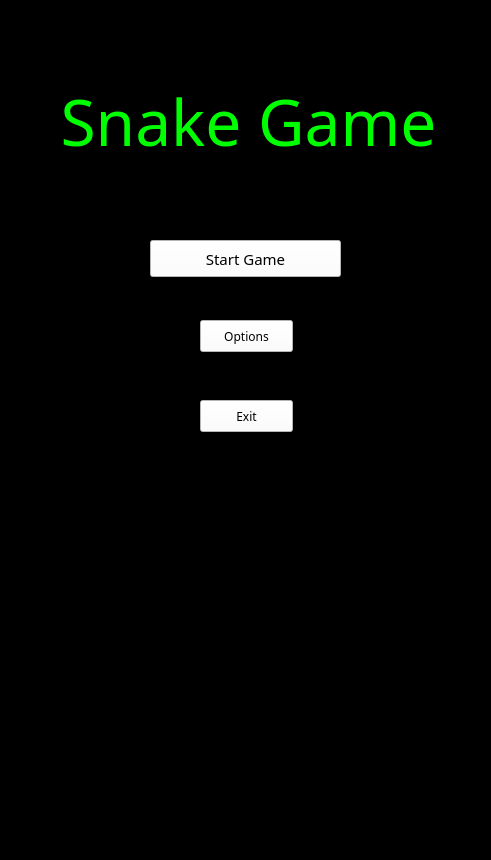
This is SnakeGame/mainwindow.ui in menellialex/SnakeGame as Qt 5 draws it before an edit. The edited form follows.
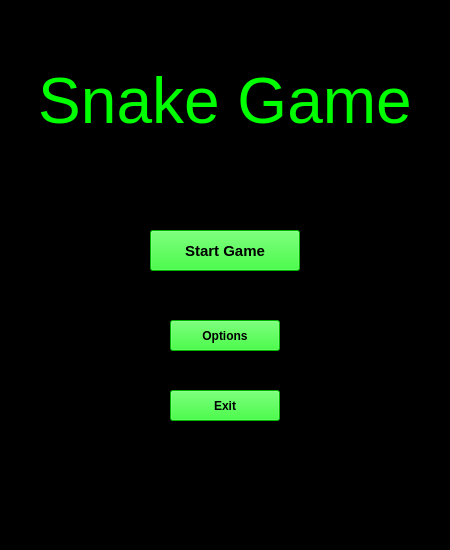
This is the edited form.

Commit message: Finished save options button and cleaned up UI

The edit to the form file:
```diff
--- a/SnakeGame/mainwindow.ui
+++ b/SnakeGame/mainwindow.ui
@@ -6,13 +6,26 @@
    <rect>
     <x>0</x>
     <y>0</y>
-    <width>491</width>
-    <height>860</height>
+    <width>450</width>
+    <height>550</height>
    </rect>
   </property>
+  <property name="minimumSize">
+   <size>
+    <width>450</width>
+    <height>550</height>
+   </size>
+  </property>
+  <property name="maximumSize">
+   <size>
+    <width>450</width>
+    <height>550</height>
+   </size>
+  </property>
   <property name="font">
    <font>
     <family>Tahoma</family>
+    <bold>false</bold>
    </font>
   </property>
   <property name="windowTitle">
@@ -58,19 +71,111 @@
     <property name="geometry">
      <rect>
       <x>150</x>
-      <y>240</y>
-      <width>191</width>
-      <height>37</height>
+      <y>230</y>
+      <width>150</width>
+      <height>41</height>
      </rect>
     </property>
+    <property name="palette">
+     <palette>
+      <active>
+       <colorrole role="Button">
+        <brush brushstyle="SolidPattern">
+         <color alpha="255">
+          <red>0</red>
+          <green>255</green>
+          <blue>0</blue>
+         </color>
+        </brush>
+       </colorrole>
+       <colorrole role="Base">
+        <brush brushstyle="SolidPattern">
+         <color alpha="255">
+          <red>0</red>
+          <green>255</green>
+          <blue>0</blue>
+         </color>
+        </brush>
+       </colorrole>
+       <colorrole role="Window">
+        <brush brushstyle="SolidPattern">
+         <color alpha="255">
+          <red>0</red>
+          <green>255</green>
+          <blue>0</blue>
+         </color>
+        </brush>
+       </colorrole>
+      </active>
+      <inactive>
+       <colorrole role="Button">
+        <brush brushstyle="SolidPattern">
+         <color alpha="255">
+          <red>0</red>
+          <green>255</green>
+          <blue>0</blue>
+         </color>
+        </brush>
+       </colorrole>
+       <colorrole role="Base">
+        <brush brushstyle="SolidPattern">
+         <color alpha="255">
+          <red>0</red>
+          <green>255</green>
+          <blue>0</blue>
+         </color>
+        </brush>
+       </colorrole>
+       <colorrole role="Window">
+        <brush brushstyle="SolidPattern">
+         <color alpha="255">
+          <red>0</red>
+          <green>255</green>
+          <blue>0</blue>
+         </color>
+        </brush>
+       </colorrole>
+      </inactive>
+      <disabled>
+       <colorrole role="Button">
+        <brush brushstyle="SolidPattern">
+         <color alpha="255">
+          <red>0</red>
+          <green>255</green>
+          <blue>0</blue>
+         </color>
+        </brush>
+       </colorrole>
+       <colorrole role="Base">
+        <brush brushstyle="SolidPattern">
+         <color alpha="255">
+          <red>0</red>
+          <green>255</green>
+          <blue>0</blue>
+         </color>
+        </brush>
+       </colorrole>
+       <colorrole role="Window">
+        <brush brushstyle="SolidPattern">
+         <color alpha="255">
+          <red>0</red>
+          <green>255</green>
+          <blue>0</blue>
+         </color>
+        </brush>
+       </colorrole>
+      </disabled>
+     </palette>
+    </property>
     <property name="font">
      <font>
-      <family>Titillium Web</family>
+      <family>MS Sans Serif</family>
       <pointsize>11</pointsize>
+      <bold>true</bold>
      </font>
     </property>
     <property name="styleSheet">
-     <string notr="true">background-color: rgb(255, 255, 255);</string>
+     <string notr="true">background-color: rgb(0, 255, 0);</string>
     </property>
     <property name="text">
      <string>Start Game</string>
@@ -82,16 +187,17 @@
    <widget class="QLabel" name="label">
     <property name="geometry">
      <rect>
-      <x>40</x>
-      <y>60</y>
-      <width>417</width>
+      <x>15</x>
+      <y>40</y>
+      <width>420</width>
       <height>122</height>
      </rect>
     </property>
     <property name="font">
      <font>
-      <family>Titillium Web</family>
+      <family>MS Sans Serif</family>
       <pointsize>48</pointsize>
+      <bold>false</bold>
      </font>
     </property>
     <property name="layoutDirection">
@@ -116,19 +222,111 @@
    <widget class="QPushButton" name="optionsButton">
     <property name="geometry">
      <rect>
-      <x>200</x>
+      <x>170</x>
       <y>320</y>
-      <width>93</width>
-      <height>32</height>
+      <width>110</width>
+      <height>31</height>
      </rect>
     </property>
+    <property name="palette">
+     <palette>
+      <active>
+       <colorrole role="Button">
+        <brush brushstyle="SolidPattern">
+         <color alpha="255">
+          <red>0</red>
+          <green>255</green>
+          <blue>0</blue>
+         </color>
+        </brush>
+       </colorrole>
+       <colorrole role="Base">
+        <brush brushstyle="SolidPattern">
+         <color alpha="255">
+          <red>0</red>
+          <green>255</green>
+          <blue>0</blue>
+         </color>
+        </brush>
+       </colorrole>
+       <colorrole role="Window">
+        <brush brushstyle="SolidPattern">
+         <color alpha="255">
+          <red>0</red>
+          <green>255</green>
+          <blue>0</blue>
+         </color>
+        </brush>
+       </colorrole>
+      </active>
+      <inactive>
+       <colorrole role="Button">
+        <brush brushstyle="SolidPattern">
+         <color alpha="255">
+          <red>0</red>
+          <green>255</green>
+          <blue>0</blue>
+         </color>
+        </brush>
+       </colorrole>
+       <colorrole role="Base">
+        <brush brushstyle="SolidPattern">
+         <color alpha="255">
+          <red>0</red>
+          <green>255</green>
+          <blue>0</blue>
+         </color>
+        </brush>
+       </colorrole>
+       <colorrole role="Window">
+        <brush brushstyle="SolidPattern">
+         <color alpha="255">
+          <red>0</red>
+          <green>255</green>
+          <blue>0</blue>
+         </color>
+        </brush>
+       </colorrole>
+      </inactive>
+      <disabled>
+       <colorrole role="Button">
+        <brush brushstyle="SolidPattern">
+         <color alpha="255">
+          <red>0</red>
+          <green>255</green>
+          <blue>0</blue>
+         </color>
+        </brush>
+       </colorrole>
+       <colorrole role="Base">
+        <brush brushstyle="SolidPattern">
+         <color alpha="255">
+          <red>0</red>
+          <green>255</green>
+          <blue>0</blue>
+         </color>
+        </brush>
+       </colorrole>
+       <colorrole role="Window">
+        <brush brushstyle="SolidPattern">
+         <color alpha="255">
+          <red>0</red>
+          <green>255</green>
+          <blue>0</blue>
+         </color>
+        </brush>
+       </colorrole>
+      </disabled>
+     </palette>
+    </property>
     <property name="font">
      <font>
-      <family>Titillium Web</family>
+      <family>MS Sans Serif</family>
+      <bold>true</bold>
      </font>
     </property>
     <property name="styleSheet">
-     <string notr="true">background-color: rgb(255, 255, 255);</string>
+     <string notr="true">background-color: rgb(0, 255, 0);</string>
     </property>
     <property name="text">
      <string>Options</string>
@@ -137,19 +335,111 @@
    <widget class="QPushButton" name="exitButton">
     <property name="geometry">
      <rect>
-      <x>200</x>
-      <y>400</y>
-      <width>93</width>
-      <height>32</height>
+      <x>170</x>
+      <y>390</y>
+      <width>110</width>
+      <height>31</height>
      </rect>
     </property>
+    <property name="palette">
+     <palette>
+      <active>
+       <colorrole role="Button">
+        <brush brushstyle="SolidPattern">
+         <color alpha="255">
+          <red>0</red>
+          <green>255</green>
+          <blue>0</blue>
+         </color>
+        </brush>
+       </colorrole>
+       <colorrole role="Base">
+        <brush brushstyle="SolidPattern">
+         <color alpha="255">
+          <red>0</red>
+          <green>255</green>
+          <blue>0</blue>
+         </color>
+        </brush>
+       </colorrole>
+       <colorrole role="Window">
+        <brush brushstyle="SolidPattern">
+         <color alpha="255">
+          <red>0</red>
+          <green>255</green>
+          <blue>0</blue>
+         </color>
+        </brush>
+       </colorrole>
+      </active>
+      <inactive>
+       <colorrole role="Button">
+        <brush brushstyle="SolidPattern">
+         <color alpha="255">
+          <red>0</red>
+          <green>255</green>
+          <blue>0</blue>
+         </color>
+        </brush>
+       </colorrole>
+       <colorrole role="Base">
+        <brush brushstyle="SolidPattern">
+         <color alpha="255">
+          <red>0</red>
+          <green>255</green>
+          <blue>0</blue>
+         </color>
+        </brush>
+       </colorrole>
+       <colorrole role="Window">
+        <brush brushstyle="SolidPattern">
+         <color alpha="255">
+          <red>0</red>
+          <green>255</green>
+          <blue>0</blue>
+         </color>
+        </brush>
+       </colorrole>
+      </inactive>
+      <disabled>
+       <colorrole role="Button">
+        <brush brushstyle="SolidPattern">
+         <color alpha="255">
+          <red>0</red>
+          <green>255</green>
+          <blue>0</blue>
+         </color>
+        </brush>
+       </colorrole>
+       <colorrole role="Base">
+        <brush brushstyle="SolidPattern">
+         <color alpha="255">
+          <red>0</red>
+          <green>255</green>
+          <blue>0</blue>
+         </color>
+        </brush>
+       </colorrole>
+       <colorrole role="Window">
+        <brush brushstyle="SolidPattern">
+         <color alpha="255">
+          <red>0</red>
+          <green>255</green>
+          <blue>0</blue>
+         </color>
+        </brush>
+       </colorrole>
+      </disabled>
+     </palette>
+    </property>
     <property name="font">
      <font>
-      <family>Titillium Web</family>
+      <family>MS Sans Serif</family>
+      <bold>true</bold>
      </font>
     </property>
     <property name="styleSheet">
-     <string notr="true">background-color: rgb(255, 255, 255);</string>
+     <string notr="true">background-color: rgb(0, 255, 0);</string>
     </property>
     <property name="text">
      <string>Exit</string>
```
Left out of the diff: 36 changed lines with no effect on the pictures. The commit also changes 9 other files.
